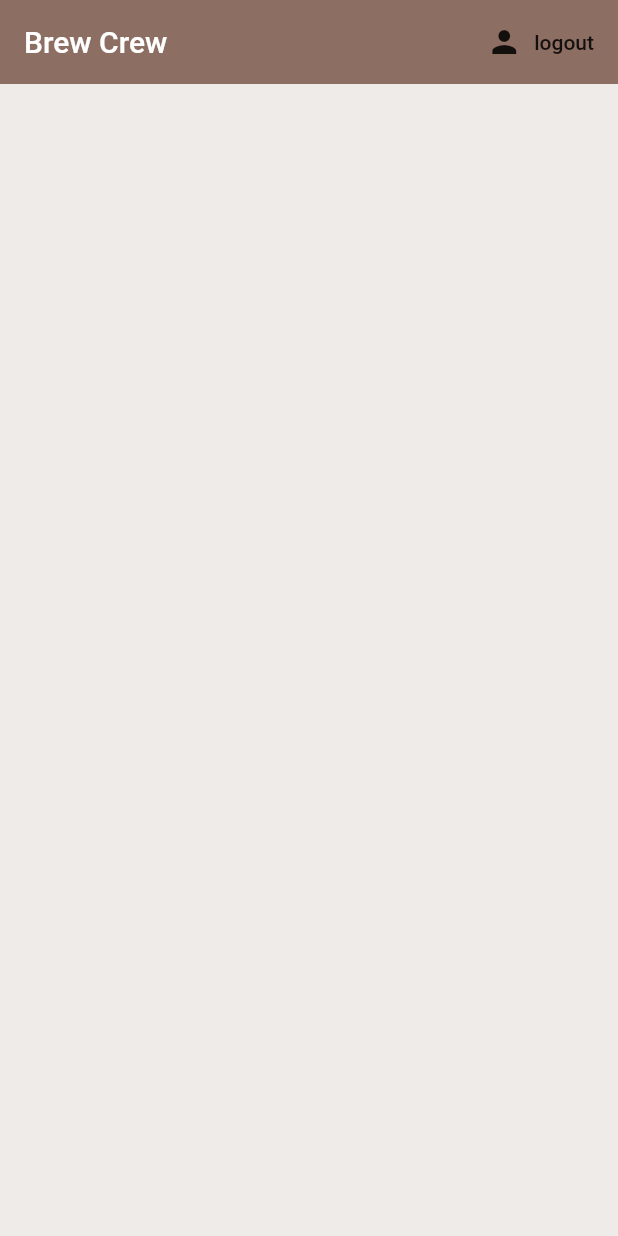
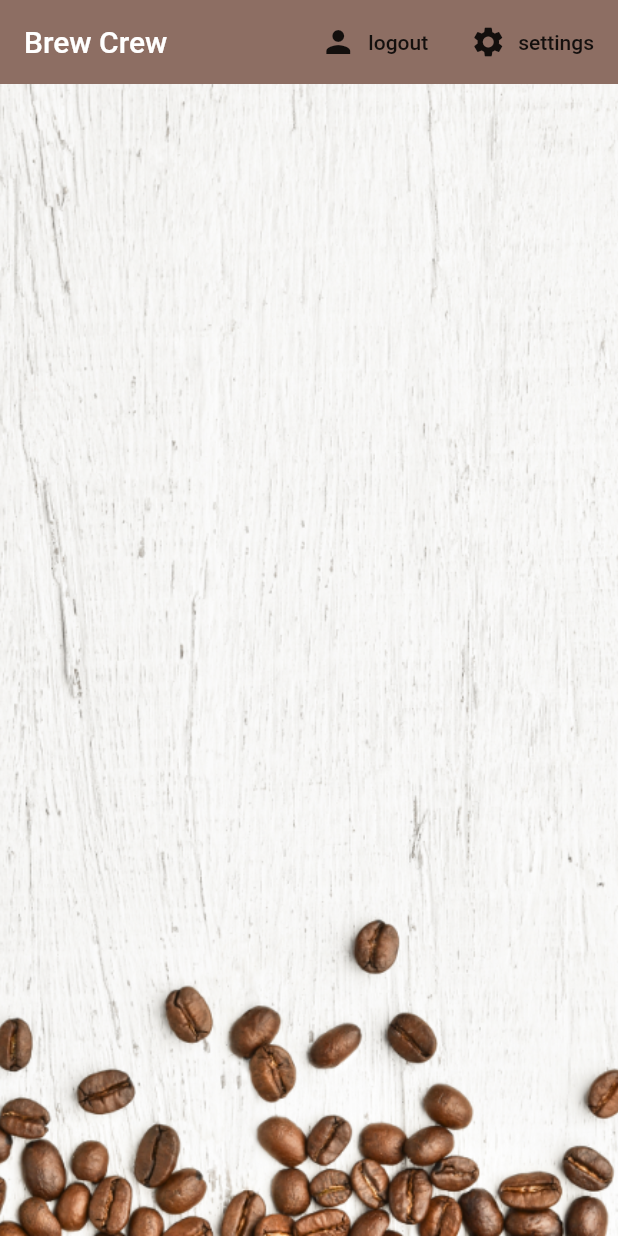
Before and after one commit to jdraper9/firebase-flutter, a Flutter app: the screen it shows once a user with an empty profile is signed in, on a phone screen of 412 x 824 dp. Run offline on Flutter 3.47's test engine with Material 2 defaults, Android fonts, the phone set to English and light mode, and no system bars; our stand-ins replace cloud_firestore, firebase_auth, flutter_spinkit; accounts and stored records are empty.

Commit message:
Good job

```diff
--- a/lib/models/user.dart
+++ b/lib/models/user.dart
@@ -5,3 +5,14 @@ class User {
   User({ this.uid });
 
 }
+
+class UserData {
+
+  final String uid;
+  final String name;
+  final String sugars;
+  final int strength;
+
+  UserData({ this.uid, this.sugars, this.strength, this.name });
+
+}
--- a/lib/screens/home/brew_list.dart
+++ b/lib/screens/home/brew_list.dart
@@ -12,7 +12,7 @@ class _BrewListState extends State<BrewList> {
   @override
   Widget build(BuildContext context) {
 
-    final brews = Provider.of<List<Brew>>(context);
+    final brews = Provider.of<List<Brew>>(context) ?? [];
 
     return ListView.builder(
       itemCount: brews.length,
--- a/lib/screens/home/brew_tile.dart
+++ b/lib/screens/home/brew_tile.dart
@@ -16,6 +16,7 @@ class BrewTile extends StatelessWidget {
           leading: CircleAvatar(
             radius: 25.0,
             backgroundColor: Colors.brown[brew.strength],
+            backgroundImage: AssetImage('assets/coffee_icon.png'),
           ),
           title: Text(brew.name),
           subtitle: Text('Takes ${brew.sugars} sugar(s)'),
--- a/lib/screens/home/home.dart
+++ b/lib/screens/home/home.dart
@@ -1,7 +1,7 @@
-import 'package:cloud_firestore/cloud_firestore.dart';
 import 'package:flutter/material.dart';
 import 'package:wow_holy_shit/models/brew.dart';
 import 'package:wow_holy_shit/screens/home/brew_list.dart';
+import 'package:wow_holy_shit/screens/home/settings_form.dart';
 import 'package:wow_holy_shit/services/auth.dart';
 import 'package:wow_holy_shit/services/database.dart';
 import 'package:provider/provider.dart';
@@ -12,6 +12,16 @@ class Home extends StatelessWidget {
 
   @override
   Widget build(BuildContext context) {
+
+    void _showSettingsPanel() {
+      showModalBottomSheet(context: context, builder: (context) {
+        return Container(
+          padding: EdgeInsets.symmetric(vertical: 20.0, horizontal: 60.0),
+          child: SettingsForm(),
+        );
+      });
+    }
+
     return StreamProvider<List<Brew>>.value(
       initialData: null,
       value: DatabaseService().brews,
@@ -28,10 +38,23 @@ class Home extends StatelessWidget {
             onPressed: () async {
               await _auth.signOut();
             },
-            )
+          ),
+          FlatButton.icon(
+            icon: Icon(Icons.settings),
+            label: Text('settings'),
+            onPressed: () => _showSettingsPanel(),
+          ),
         ],
       ),
-        body: BrewList(),
+      body: Container(
+          decoration: BoxDecoration(
+            image: DecorationImage(
+              image: AssetImage('assets/coffee_bg.png'),
+              fit: BoxFit.cover,
+            ),
+          ),
+          child: BrewList()
+        ),
       ),
     );
   }
--- a/pubspec.yaml
+++ b/pubspec.yaml
@@ -52,7 +52,8 @@ flutter:
   uses-material-design: true
 
   # To add assets to your application, add an assets section, like this:
-  # assets:
+  assets:
+    - assets/
   #   - images/a_dot_burr.jpeg
   #   - images/a_dot_ham.jpeg
 
```
Also changed, not shown: lib/screens/home/settings_form.dart (added, +100 -0 lines), lib/services/database.dart (+17 -0 lines), assets/coffee_bg.png (added), assets/coffee_icon.png (added), 1 other file. Lines whose indentation alone changed are shown as unchanged.
